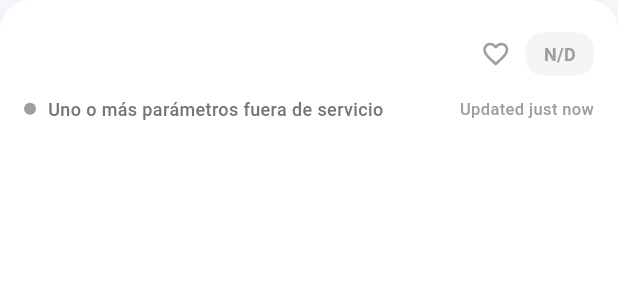
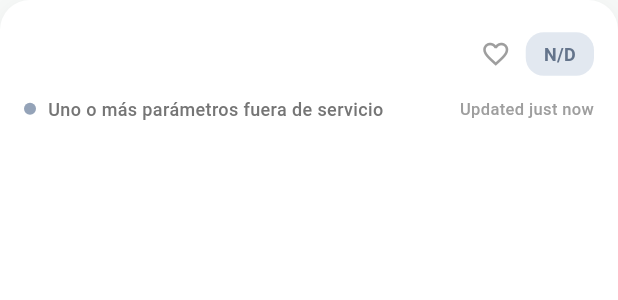
Before and after one commit to raulmar0/respira_mty, a Flutter app: the StationCard widget shown alone on an empty page, opened directly with empty values, on a phone screen of 412 x 824 dp. Shown: the top 300 px of the screen. Run offline on Flutter 3.47's test engine with Material 3 defaults, Android fonts, the phone set to English and light mode, and no system bars; our stand-ins replace flutter_map, flutter_riverpod, geolocator, latlong2; network calls fail; Roboto replaces fonts that are missing (Spline Sans).

Commit message:
feat: Introduce centralized color palette and update UI components for consistent styling

```diff
--- a/lib/main.dart
+++ b/lib/main.dart
@@ -1,5 +1,6 @@
 import 'package:flutter/material.dart';
 import 'package:flutter_riverpod/flutter_riverpod.dart';
+import 'utils/app_colors.dart';
 import 'screens/main_shell.dart';
 
 void main() {
@@ -22,7 +23,7 @@ class MyApp extends StatelessWidget {
         colorScheme: ColorScheme.fromSeed(seedColor: const Color(0xFF4CAF50)),
         useMaterial3: true,
         fontFamily: 'Spline Sans',
-        scaffoldBackgroundColor: const Color(0xFFF5F7FA),
+        scaffoldBackgroundColor: AppColors.backgroundGray,
       ),
       home: const MainShell(),
     );
--- a/lib/utils/air_quality_scale.dart
+++ b/lib/utils/air_quality_scale.dart
@@ -1,4 +1,5 @@
 import 'package:flutter/material.dart';
+import '../utils/app_colors.dart';
 
 /// Categorías de calidad del aire según la tabla del Índice Aire y Salud de NL
 enum AirQualityCategory {
@@ -28,6 +29,12 @@ class DominantPollutant {
 
   Color get color => AirQualityScale.getColorForCategory(category);
   String get status => AirQualityScale.getStatusForCategory(category);
+
+  // New: enum and color helpers for status badges
+  Status get statusEnum => AirQualityScale.getStatusEnumForCategory(category);
+  StatusColors get statusColors => AirQualityScale.getStatusColorsForCategory(category);
+  Color get statusBackground => statusColors.background;
+  Color get statusTextColor => statusColors.text;
 
   /// Devuelve el valor formateado para mostrar en el mapa
   String get displayValue {
@@ -213,17 +220,17 @@ class AirQualityScale {
   static Color getColorForCategory(AirQualityCategory category) {
     switch (category) {
       case AirQualityCategory.good:
-        return const Color(0xFF00E400); // Verde
+        return AppColors.categoryGood;
       case AirQualityCategory.acceptable:
-        return const Color(0xFFFFFF00); // Amarillo
+        return AppColors.categoryAcceptable;
       case AirQualityCategory.bad:
-        return const Color(0xFFFF7E00); // Naranja
+        return AppColors.categoryBad;
       case AirQualityCategory.veryBad:
-        return const Color(0xFFFF0000); // Rojo
+        return AppColors.categoryVeryBad;
       case AirQualityCategory.extremelyBad:
-        return const Color(0xFF8F3F97); // Morado
+        return AppColors.categoryExtreme;
       case AirQualityCategory.maintenance:
-        return const Color(0xFF9E9E9E); // Gris
+        return AppColors.categoryMaintenance;
     }
   }
 
@@ -231,17 +238,17 @@ class AirQualityScale {
   static Color getBackgroundColorForCategory(AirQualityCategory category) {
     switch (category) {
       case AirQualityCategory.good:
-        return const Color(0xFFE8F5E9); // Verde claro
+        return AppColors.categoryGoodLight;
       case AirQualityCategory.acceptable:
-        return const Color(0xFFFFFDE7); // Amarillo claro
+        return AppColors.categoryAcceptableLight;
       case AirQualityCategory.bad:
-        return const Color(0xFFFFF3E0); // Naranja claro
+        return AppColors.categoryBadLight;
       case AirQualityCategory.veryBad:
-        return const Color(0xFFFFEBEE); // Rojo claro
+        return AppColors.categoryVeryBadLight;
       case AirQualityCategory.extremelyBad:
-        return const Color(0xFFF3E5F5); // Morado claro
+        return AppColors.categoryExtremeLight;
       case AirQualityCategory.maintenance:
-        return const Color(0xFFF5F5F5); // Gris claro
+        return AppColors.categoryMaintenanceLight;
     }
   }
 
@@ -262,6 +269,30 @@ class AirQualityScale {
         return 'Uno o más parámetros fuera de servicio';
     }
   }
+
+  /// Devuelve el `Status` enum correspondiente a una `AirQualityCategory`.
+  static Status getStatusEnumForCategory(AirQualityCategory category) {
+    switch (category) {
+      case AirQualityCategory.good:
+        return Status.good;
+      case AirQualityCategory.acceptable:
+        return Status.moderate;
+      case AirQualityCategory.bad:
+        return Status.unhealthyForSensitive;
+      case AirQualityCategory.veryBad:
+        return Status.unhealthy;
+      case AirQualityCategory.extremelyBad:
+        return Status.veryUnhealthy;
+      case AirQualityCategory.maintenance:
+        return Status.fueraDeServicio;
+    }
+  }
+
+  /// Devuelve los colores (background + text) para una categoría
+  static StatusColors getStatusColorsForCategory(AirQualityCategory category) {
+    final status = getStatusEnumForCategory(category);
+    return AppColors.getColorsForStatus(status);
+  }
 }
 
 class _PollutantData {
--- /dev/null
+++ b/lib/utils/app_colors.dart
@@ -0,0 +1,123 @@
+import 'package:flutter/material.dart';
+
+/// Centralized color palette used across the app.
+/// Includes AQI colors, UI neutrals and text colors.
+class AppColors {
+  // AQI / Air quality colors
+  static const Color aqiGreen = Color(0xFF36E27B); // Good
+  static const Color aqiYellow = Color(0xFFFACC15); // Moderate
+  static const Color aqiOrange = Color(0xFFFB923C); // Unhealthy for sensitive
+  static const Color aqiRed = Color(0xFFEF4444); // Unhealthy
+  static const Color aqiPurple = Color(0xFFA855F7); // Very Unhealthy
+
+  // UI & text colors
+  static const Color slateGray = Color(0xFF94A3B8); // Offline / disabled / secondary
+  static const Color backgroundGray = Color(0xFFF6F8F7); // Scaffold background
+  static const Color textPrimary = Color(0xFF0F172A); // Primary text (Slate 900)
+  static const Color textSecondary = Color(0xFF64748B); // Secondary text (Slate 500)
+
+  // Light / background variants for AQI categories (used in badges etc.)
+  static const Color categoryGoodLight = Color(0xFFE8FBF0);
+  static const Color categoryAcceptableLight = Color(0xFFFFF9E5);
+  static const Color categoryBadLight = Color(0xFFFFF6EE);
+  static const Color categoryVeryBadLight = Color(0xFFFFEBEB);
+  static const Color categoryExtremeLight = Color(0xFFF3E8FF);
+  static const Color categoryMaintenanceLight = Color(0xFFF1F5F9);
+
+  // Status badge colors (design)
+  static const Color statusGoodBackground = Color(0xFFD7F9E4); // Good Quality background
+  static const Color statusGoodText = Color(0xFF15803D); // Good Quality text
+  static const Color statusGoodCircle = Color(0xFF36E27B); // Good Quality circle
+
+  static const Color statusModerateBackground = Color(0xFFFEF9C3); // Moderate background
+  static const Color statusModerateText = Color(0xFFA16207); // Moderate text
+  static const Color statusModerateCircle = Color(0xFFFACC15); // Moderate circle
+
+  static const Color statusUnhealthyForSensitiveBackground = Color(0xFFFFEDD5); // Unhealthy for Sensitive Groups background
+  static const Color statusUnhealthyForSensitiveText = Color(0xFFC2410C); // Unhealthy for Sensitive text
+  static const Color statusUnhealthyForSensitiveCircle = Color(0xFFFB923C); // Unhealthy for Sensitive circle
+
+  static const Color statusUnhealthyBackground = Color(0xFFFEE2E2); // Unhealthy background
+  static const Color statusUnhealthyText = Color(0xFFB91C1C); // Unhealthy text
+  static const Color statusUnhealthyCircle = Color(0xFFEF4444); // Unhealthy circle
+
+  static const Color statusVeryUnhealthyBackground = Color(0xFFF3E8FF); // Very Unhealthy background
+  static const Color statusVeryUnhealthyText = Color(0xFF7E22CE); // Very Unhealthy text
+  static const Color statusVeryUnhealthyCircle = Color(0xFFA855F7); // Very Unhealthy circle
+
+  static const Color statusFueraServicioBackground = Color(0xFFE2E8F0); // Fuera de Servicio background
+  static const Color statusFueraServicioText = Color(0xFF64748B); // Fuera de Servicio text
+  static const Color statusFueraServicioCircle = Color(0xFF94A3B8); // Fuera de Servicio circle
+
+  // Backwards-compatible aliases (so existing code can keep using older names)
+  static const Color categoryGood = aqiGreen;
+  static const Color categoryAcceptable = aqiYellow;
+  static const Color categoryBad = aqiOrange;
+  static const Color categoryVeryBad = aqiRed;
+  static const Color categoryExtreme = aqiPurple;
+  static const Color categoryMaintenance = slateGray;
+
+  // Optional helper to map an AQI level to a color
+  static Color colorForAqiLevel(AqiLevel level) {
+    switch (level) {
+      case AqiLevel.good:
+        return aqiGreen;
+      case AqiLevel.moderate:
+        return aqiYellow;
+      case AqiLevel.unhealthyForSensitive:
+        return aqiOrange;
+      case AqiLevel.unhealthy:
+        return aqiRed;
+      case AqiLevel.veryUnhealthy:
+        return aqiPurple;
+      case AqiLevel.offline:
+        return slateGray;
+    }
+  }
+
+  // Status helpers (background + text color pairs)
+  static StatusColors getColorsForStatus(Status status) {
+    switch (status) {
+      case Status.good:
+        return const StatusColors(background: statusGoodBackground, text: statusGoodText, circle: statusGoodCircle);
+      case Status.moderate:
+        return const StatusColors(background: statusModerateBackground, text: statusModerateText, circle: statusModerateCircle);
+      case Status.unhealthyForSensitive:
+        return const StatusColors(background: statusUnhealthyForSensitiveBackground, text: statusUnhealthyForSensitiveText, circle: statusUnhealthyForSensitiveCircle);
+      case Status.unhealthy:
+        return const StatusColors(background: statusUnhealthyBackground, text: statusUnhealthyText, circle: statusUnhealthyCircle);
+      case Status.veryUnhealthy:
+        return const StatusColors(background: statusVeryUnhealthyBackground, text: statusVeryUnhealthyText, circle: statusVeryUnhealthyCircle);
+      case Status.fueraDeServicio:
+        return const StatusColors(background: statusFueraServicioBackground, text: statusFueraServicioText, circle: statusFueraServicioCircle);
+    }
+  }
+}
+
+/// Enum describing AQI buckets used by the app.
+enum AqiLevel {
+  good,
+  moderate,
+  unhealthyForSensitive,
+  unhealthy,
+  veryUnhealthy,
+  offline,
+}
+
+/// High-level status types used for badges and labels in the UI.
+enum Status {
+  good,
+  moderate,
+  unhealthyForSensitive,
+  unhealthy,
+  veryUnhealthy,
+  fueraDeServicio,
+}
+
+/// Pair of colors used for status badges: background, text and circle.
+class StatusColors {
+  final Color background;
+  final Color text;
+  final Color circle;
+  const StatusColors({required this.background, required this.text, required this.circle});
+}
--- a/lib/widgets/station_card.dart
+++ b/lib/widgets/station_card.dart
@@ -18,8 +18,9 @@ class StationCard extends StatelessWidget {
   @override
   Widget build(BuildContext context) {
     final dominant = station.dominantPollutant;
-    final statusColor = dominant.color;
-    final badgeColor = AirQualityScale.getBackgroundColorForCategory(dominant.category);
+    final statusTextColor = dominant.statusTextColor;
+    final badgeColor = dominant.statusBackground;
+    final circleColor = dominant.statusColors.circle;
     final favorite = isFavorite ?? station.isFavorite;
 
     return Container(
@@ -78,7 +79,7 @@ class StationCard extends StatelessWidget {
                           ? 'N/D'
                           : '${dominant.displayValue} ${dominant.name}',
                       style: TextStyle(
-                        color: statusColor,
+                        color: statusTextColor,
                         fontWeight: FontWeight.bold,
                         fontSize: 12,
                       ),
@@ -91,62 +92,90 @@ class StationCard extends StatelessWidget {
           const SizedBox(height: 8),
           Row(
             mainAxisAlignment: MainAxisAlignment.spaceBetween,
+            crossAxisAlignment: CrossAxisAlignment.center,
             children: [
-              Row(
+              Expanded(
+                child: Row(
+                  crossAxisAlignment: CrossAxisAlignment.center,
                   children: [
                     Container(
                       width: 8,
                       height: 8,
                       decoration: BoxDecoration(
-                      color: statusColor,
+                        color: circleColor, // use status circle color for the dot
                         shape: BoxShape.circle,
                       ),
                     ),
                     const SizedBox(width: 8),
-                  Text(
+                    // Allow status to wrap to two lines without pushing the update time
+                    Expanded(
+                      child: Text(
                         station.status,
+                        maxLines: 2,
+                        overflow: TextOverflow.ellipsis,
                         style: TextStyle(
                           color: Colors.grey[600],
                           fontSize: 12,
                           fontWeight: FontWeight.w500,
                         ),
                       ),
+                    ),
                   ],
                 ),
+              ),
               if (station.updatedAt != null)
-                Text(
+                Padding(
+                  padding: const EdgeInsets.only(left: 8),
+                  child: IntrinsicWidth(
+                    child: Text(
                       _relativeTime(station.updatedAt!),
+                      textAlign: TextAlign.right,
+                      softWrap: false,
                       style: TextStyle(
                         color: Colors.grey[500],
                         fontSize: 11,
                         fontWeight: FontWeight.w500,
                       ),
                     ),
+                  ),
+                ),
             ],
           ),
           const SizedBox(height: 20),
-          SingleChildScrollView(
-            scrollDirection: Axis.horizontal,
-            child: Row(
-              children: station.pollutantsFromUI.map((pollutant) {
+          LayoutBuilder(
+            builder: (context, constraints) {
+              final count = station.pollutantsFromUI.length;
+              final spacing = 8.0 * (count - 1);
+              final available = constraints.maxWidth - spacing;
+              final computedWidth = (available / count).clamp(40.0, 72.0);
+              final compact = computedWidth < 46.0;
+
+              final list = station.pollutantsFromUI;
+              return Row(
+                children: List.generate(list.length, (i) {
+                  final pollutant = list[i];
+                  final isLast = i == list.length - 1;
                   final parameter = pollutant['parameter'] as String;
                   final value = pollutant['value'] as double?;
-                final label = pollutant['label'] as String?;
                   final displayLabel = _getDisplayLabel(parameter);
                   final unit = pollutant['unit'] as String? ?? AirQualityScale.getUnitForParameter(parameter);
                   final color = value != null ? AirQualityScale.getColorForParameter(parameter, value) : Colors.grey;
                   final displayValue = value != null ? (parameter.toUpperCase().contains('CO') ? value.toStringAsFixed(2) : value.toStringAsFixed(0)) : 'N/D';
+
                   return Padding(
-                  padding: const EdgeInsets.only(right: 8),
+                    padding: EdgeInsets.only(right: isLast ? 0 : 8),
                     child: PollutantChip(
                       label: displayLabel,
                       value: displayValue,
                       unit: unit,
                       valueColor: color,
+                      width: (computedWidth - 1.0).clamp(40.0, 72.0),
+                      compact: compact,
                     ),
                   );
-              }).toList(),
-            ),
+                }),
+              );
+            },
           ),
         ],
       ),
```
Also changed, not shown: lib/screens/notifications_screen.dart (+4 -3 lines), lib/screens/settings_screen.dart (+5 -5 lines), lib/services/air_quality_service.dart (+19 -16 lines), lib/widgets/pollutant_chip.dart (+16 -7 lines). Lines whose indentation alone changed are shown as unchanged.
